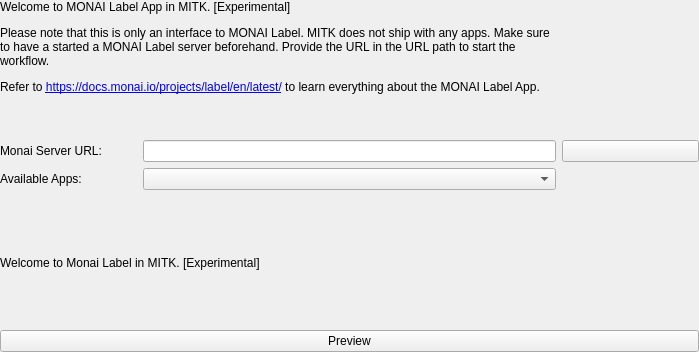
tm9k1/MITK, file Modules/SegmentationUI/Qmitk/QmitkMonaiLabelToolGUIControls.ui: the form before one commit.
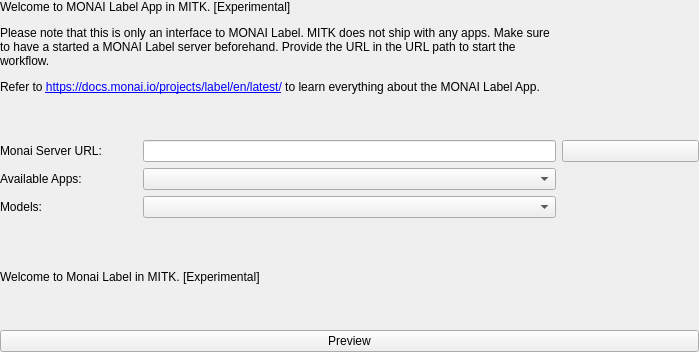
The form after the commit. Custom widgets are drawn as their Qt base class.

```diff
--- a/Modules/SegmentationUI/Qmitk/QmitkMonaiLabelToolGUIControls.ui
+++ b/Modules/SegmentationUI/Qmitk/QmitkMonaiLabelToolGUIControls.ui
@@ -107,8 +107,25 @@
 						<widget class="ctkComboBox" name="appBox"/>
 					</item>
 
+					<item row="3" column="0">
+						<widget class="QLabel" name="modelLabel">
+							<property name="sizePolicy">
+								<sizepolicy hsizetype="Preferred" vsizetype="Preferred">
+									<horstretch>0</horstretch>
+									<verstretch>0</verstretch>
+								</sizepolicy>
+							</property>
+							<property name="text">
+								<string>Models:</string>
+							</property>
+						</widget>
+					</item>
+					<item row="3" column="1" colspan="3">
+						<widget class="ctkComboBox" name="modelBox"/>
+					</item>
 
-					<item row="3" column="0" colspan="4">
+
+					<item row="4" column="0" colspan="4">
 						<widget class="QLabel" name="responseNote">
 							<property name="sizePolicy">
 								<sizepolicy hsizetype="Preferred" vsizetype="Minimum">
```
Left out of the diff: 1 changed line with no effect on the pictures.
